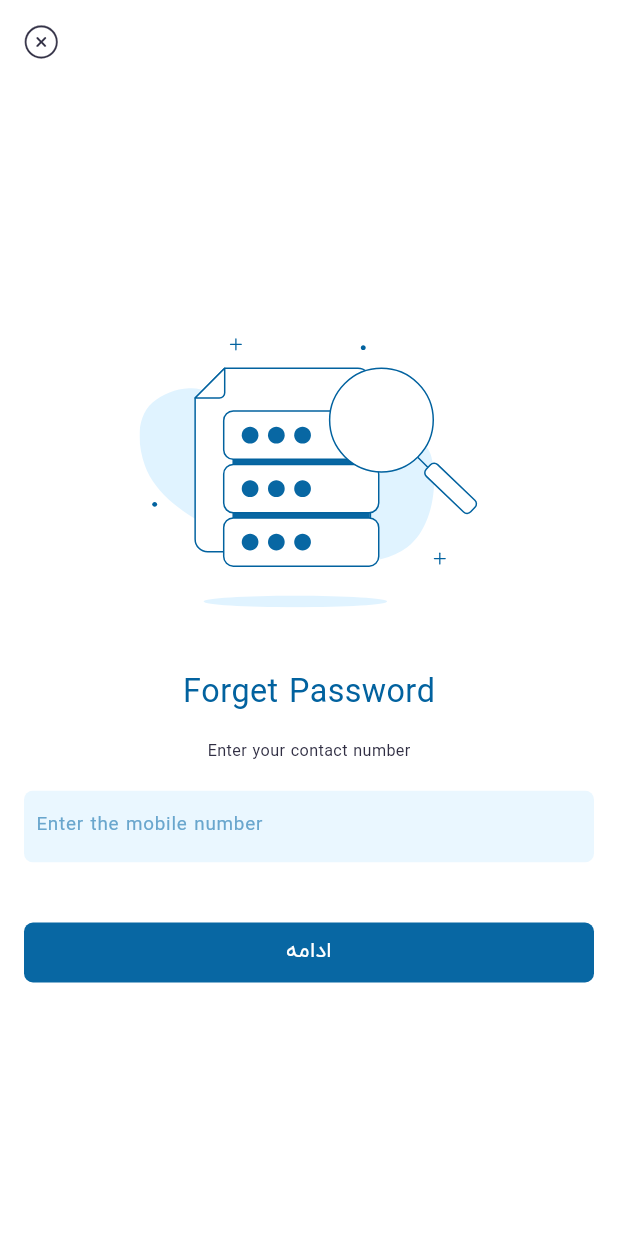
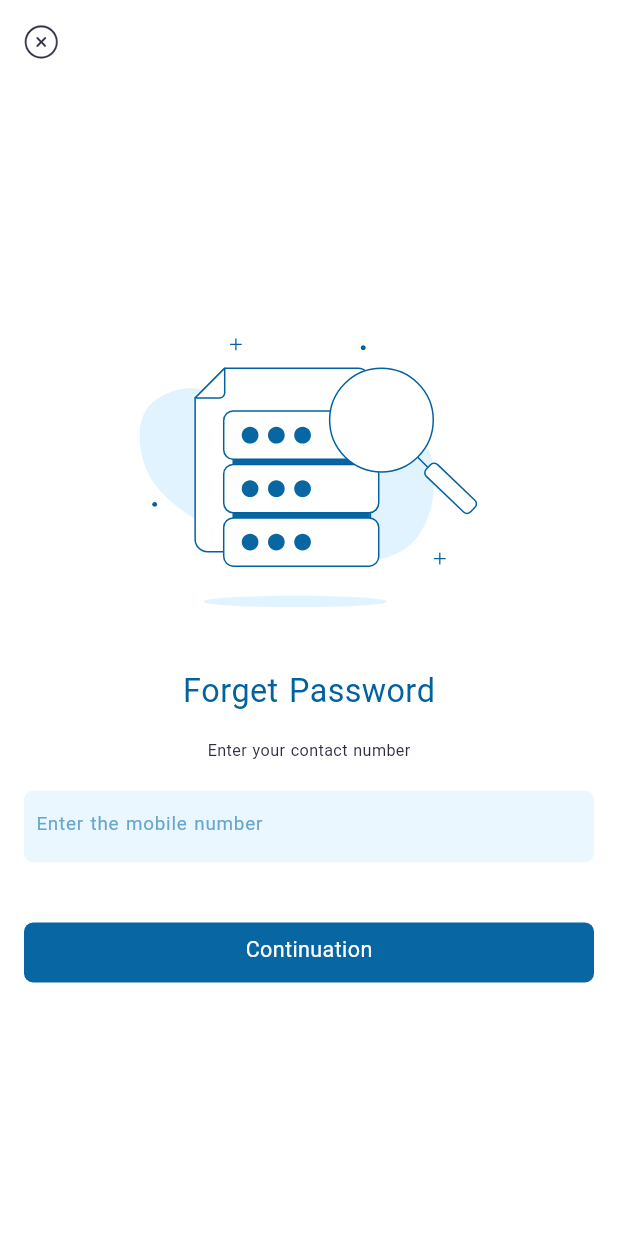
Before and after one commit to ExirWorld/sports-prediction-flutter-app, a Flutter app: the ForgotPassScreen screen opened directly, on a phone screen of 412 x 824 dp. Run offline on Flutter 3.47's test engine with Material 3 defaults, Android fonts, the phone set to English and light mode, and no system bars; our stand-ins replace bouncing_widget, dio, easy_localization, equatable, flutter_bloc, flutter_svg and 6 more; missing offline and left inert: password_strength_indicator; accounts and stored records are empty.

Commit message:
Update1403-04-12(3)

```diff
--- a/lib/features/auth/presentation/screen/forgot_password/forgot_pass_screen.dart
+++ b/lib/features/auth/presentation/screen/forgot_password/forgot_pass_screen.dart
@@ -89,7 +89,7 @@ class ForgotPassScreen extends StatelessWidget {
                       child: state is RequestSmsLoadingState
                           ? const CupertinoActivityIndicator(color: WHITE_COLOR)
                           : const LargeBoldText(
-                              'ادامه',
+                              'Continuation',
                               textColorInLight: TEXT_LIGHT_COLOR,
                             ),
                     ),
--- a/lib/features/auth/presentation/screen/forgot_password/new_password_screen.dart
+++ b/lib/features/auth/presentation/screen/forgot_password/new_password_screen.dart
@@ -141,7 +141,7 @@ class _StrengthPassTextFildState extends State<StrengthPassTextFild> {
               isDense: true,
               filled: true,
               fillColor: const Color(0xffEAF7FF),
-              hintText: "مجدد رمز عبور جدید را وارد کنید",
+              hintText: "Re-enter the new password",
               hintStyle: const TextStyle(
                 fontSize: 14,
                 fontWeight: FontWeight.w400,
--- a/lib/features/auth/presentation/screen/register/widget/role_widget.dart
+++ b/lib/features/auth/presentation/screen/register/widget/role_widget.dart
@@ -155,7 +155,7 @@ class RoleList extends StatelessWidget {
                           Assets.images.search.svg(height: 100, width: 100),
                           const VerticalSpace(vertical_spacing_4x),
                           const SmallText(
-                            'نقشی برای این دسته بندی تعریف نشده است',
+                            'There is no role defined for this category',
                           ),
                           const VerticalSpace(vertical_spacing_4x),
                         ],
```
